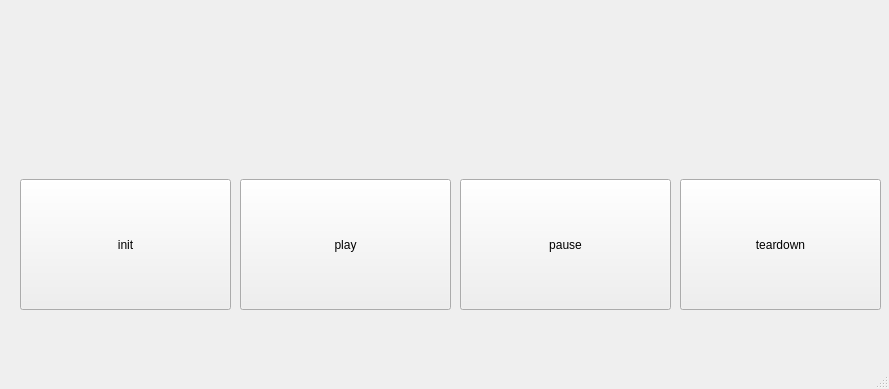
Before: the Qt Designer form clientUI.ui in chuchong/RTP, drawn with Qt 5; both pictures show x 0 to 889 and y 211 to 600 of the 889 by 600 pixel window.
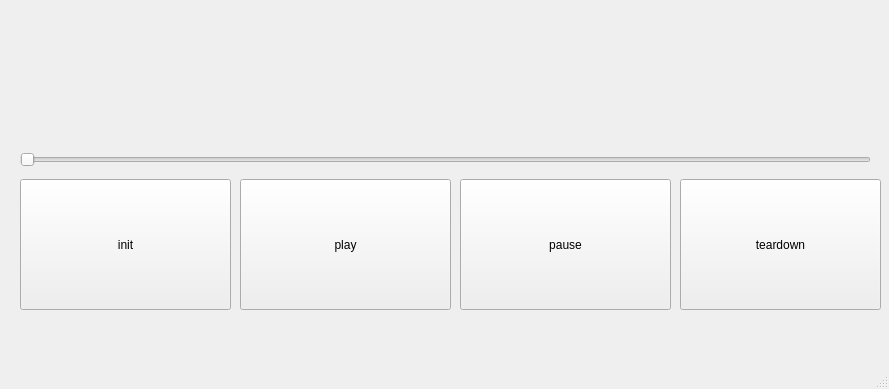
After: the same form once the commit is applied.

Patch:
```diff
--- a/clientUI.ui
+++ b/clientUI.ui
@@ -79,6 +79,19 @@
      <string/>
     </property>
    </widget>
+   <widget class="QSlider" name="slider">
+    <property name="geometry">
+     <rect>
+      <x>20</x>
+      <y>360</y>
+      <width>851</width>
+      <height>22</height>
+     </rect>
+    </property>
+    <property name="orientation">
+     <enum>Qt::Horizontal</enum>
+    </property>
+   </widget>
   </widget>
   <widget class="QMenuBar" name="menubar">
    <property name="geometry">
```
